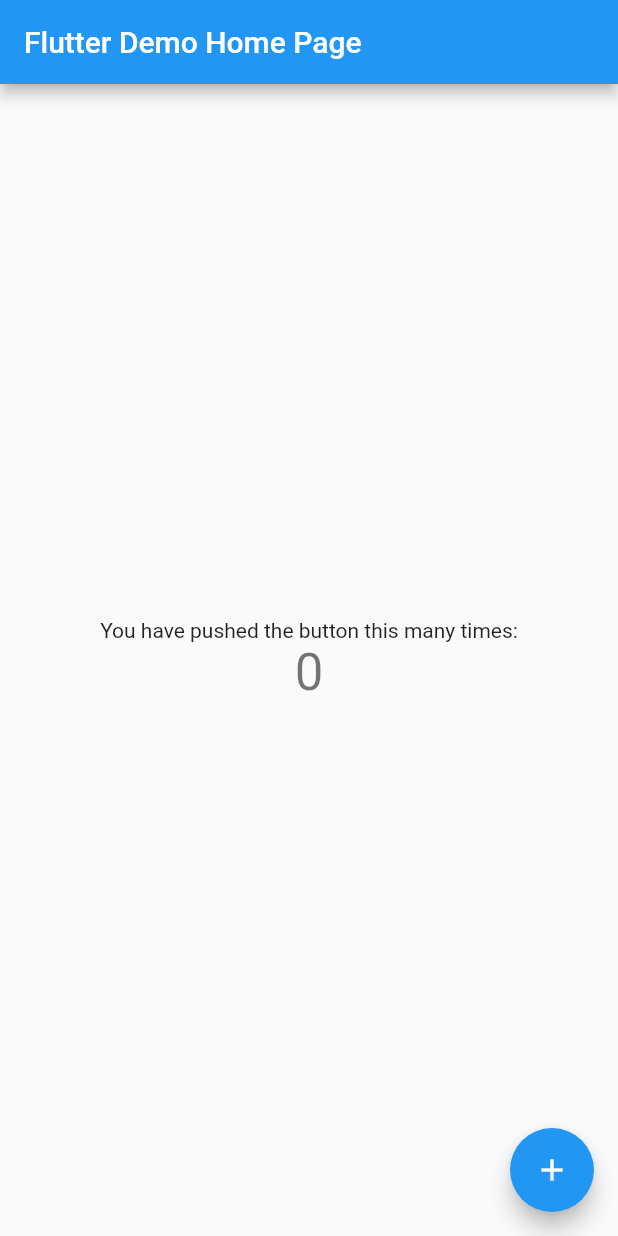
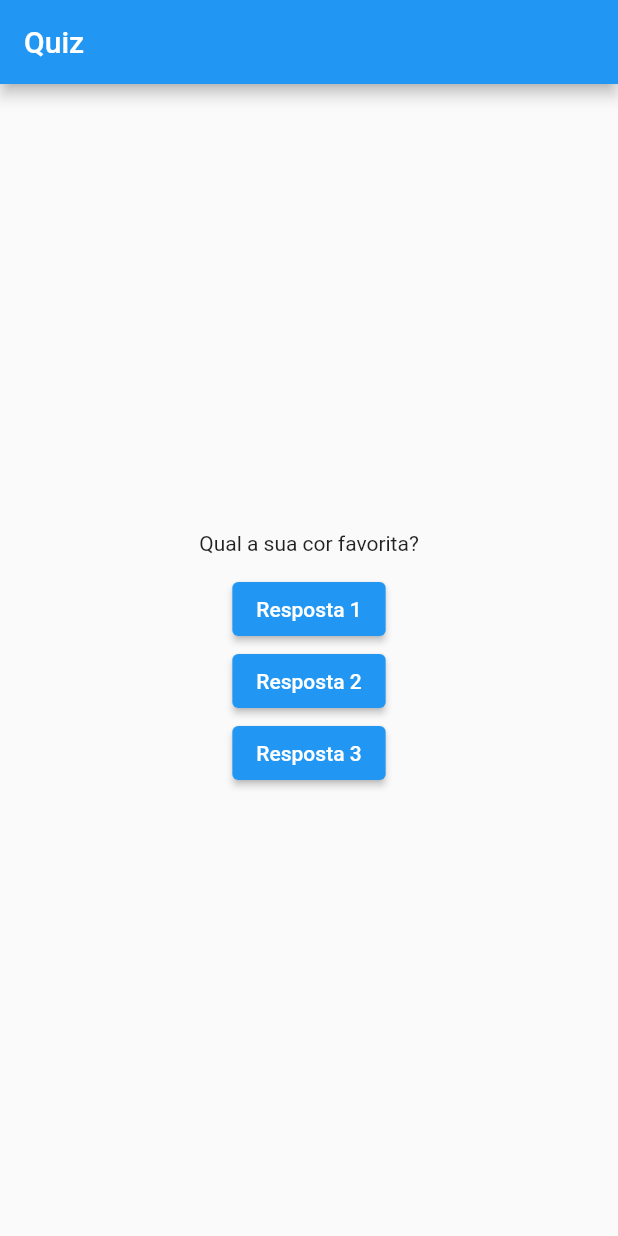
Before and after one commit to LeSales/app_perguntas, a Flutter app: the screen it shows after launch, on a phone screen of 412 x 824 dp. Run offline on Flutter 3.47's test engine with Material 2 defaults, Android fonts, the phone set to English and light mode, and no system bars.

Commit message:
add base question

```diff
--- a/lib/main.dart
+++ b/lib/main.dart
@@ -1,113 +1,6 @@
 import 'package:flutter/material.dart';
+import 'package:projeto_perguntas/questions_app.dart';
 
 void main() {
-  runApp(MyApp());
+  runApp(QuestionApp());
 }
-
-class MyApp extends StatelessWidget {
-  // This widget is the root of your application.
-  @override
-  Widget build(BuildContext context) {
-    return MaterialApp(
-      title: 'Flutter Demo',
-      theme: ThemeData(
-        // This is the theme of your application.
-        //
-        // Try running your application with "flutter run". You'll see the
-        // application has a blue toolbar. Then, without quitting the app, try
-        // changing the primarySwatch below to Colors.green and then invoke
-        // "hot reload" (press "r" in the console where you ran "flutter run",
-        // or simply save your changes to "hot reload" in a Flutter IDE).
-        // Notice that the counter didn't reset back to zero; the application
-        // is not restarted.
-        primarySwatch: Colors.blue,
-      ),
-      home: MyHomePage(title: 'Flutter Demo Home Page'),
-    );
-  }
-}
-
-class MyHomePage extends StatefulWidget {
-  MyHomePage({Key? key, required this.title}) : super(key: key);
-
-  // This widget is the home page of your application. It is stateful, meaning
-  // that it has a State object (defined below) that contains fields that affect
-  // how it looks.
-
-  // This class is the configuration for the state. It holds the values (in this
-  // case the title) provided by the parent (in this case the App widget) and
-  // used by the build method of the State. Fields in a Widget subclass are
-  // always marked "final".
-
-  final String title;
-
-  @override
-  _MyHomePageState createState() => _MyHomePageState();
-}
-
-class _MyHomePageState extends State<MyHomePage> {
-  int _counter = 0;
-
-  void _incrementCounter() {
-    setState(() {
-      // This call to setState tells the Flutter framework that something has
-      // changed in this State, which causes it to rerun the build method below
-      // so that the display can reflect the updated values. If we changed
-      // _counter without calling setState(), then the build method would not be
-      // called again, and so nothing would appear to happen.
-      _counter++;
-    });
-  }
-
-  @override
-  Widget build(BuildContext context) {
-    // This method is rerun every time setState is called, for instance as done
-    // by the _incrementCounter method above.
-    //
-    // The Flutter framework has been optimized to make rerunning build methods
-    // fast, so that you can just rebuild anything that needs updating rather
-    // than having to individually change instances of widgets.
-    return Scaffold(
-      appBar: AppBar(
-        // Here we take the value from the MyHomePage object that was created by
-        // the App.build method, and use it to set our appbar title.
-        title: Text(widget.title),
-      ),
-      body: Center(
-        // Center is a layout widget. It takes a single child and positions it
-        // in the middle of the parent.
-        child: Column(
-          // Column is also a layout widget. It takes a list of children and
-          // arranges them vertically. By default, it sizes itself to fit its
-          // children horizontally, and tries to be as tall as its parent.
-          //
-          // Invoke "debug painting" (press "p" in the console, choose the
-          // "Toggle Debug Paint" action from the Flutter Inspector in Android
-          // Studio, or the "Toggle Debug Paint" command in Visual Studio Code)
-          // to see the wireframe for each widget.
-          //
-          // Column has various properties to control how it sizes itself and
-          // how it positions its children. Here we use mainAxisAlignment to
-          // center the children vertically; the main axis here is the vertical
-          // axis because Columns are vertical (the cross axis would be
-          // horizontal).
-          mainAxisAlignment: MainAxisAlignment.center,
-          children: <Widget>[
-            Text(
-              'You have pushed the button this many times:',
-            ),
-            Text(
-              '$_counter',
-              style: Theme.of(context).textTheme.headline4,
-            ),
-          ],
-        ),
-      ),
-      floatingActionButton: FloatingActionButton(
-        onPressed: _incrementCounter,
-        tooltip: 'Increment',
-        child: Icon(Icons.add),
-      ), // This trailing comma makes auto-formatting nicer for build methods.
-    );
-  }
-}
--- /dev/null
+++ b/lib/questions_app.dart
@@ -0,0 +1,15 @@
+import 'package:flutter/material.dart';
+
+import 'screens/home/home_screen.dart';
+
+class QuestionApp extends StatelessWidget {
+  const QuestionApp({Key? key}) : super(key: key);
+
+  @override
+  Widget build(BuildContext context) {
+    return MaterialApp(
+      theme: ThemeData(primaryColor: Colors.blue),
+      home: HomeScreen(),
+    );
+  }
+}
--- /dev/null
+++ b/lib/screens/home/home_screen.dart
@@ -0,0 +1,50 @@
+import 'package:flutter/material.dart';
+
+class HomeScreen extends StatefulWidget {
+  const HomeScreen({Key? key}) : super(key: key);
+
+  @override
+  _HomeScreenState createState() => _HomeScreenState();
+}
+
+class _HomeScreenState extends State<HomeScreen> {
+  final questions = [
+    "Qual a sua cor favorita?",
+    "Qual o seu animal favorito?",
+  ];
+
+  @override
+  Widget build(BuildContext context) {
+    return Scaffold(
+      appBar: AppBar(
+        title: const Text("Quiz"),
+      ),
+      body: Padding(
+        padding: EdgeInsets.all(12),
+        child: Center(
+          child: Column(
+            mainAxisAlignment: MainAxisAlignment.center,
+            children: [
+              Text(questions[0]),
+              SizedBox(
+                height: 12,
+              ),
+              ElevatedButton(
+                onPressed: () {},
+                child: Text("Resposta 1"),
+              ),
+              ElevatedButton(
+                onPressed: () {},
+                child: Text("Resposta 2"),
+              ),
+              ElevatedButton(
+                onPressed: () {},
+                child: Text("Resposta 3"),
+              ),
+            ],
+          ),
+        ),
+      ),
+    );
+  }
+}
```
Also changed, not shown: pubspec.lock, 3 other files.
